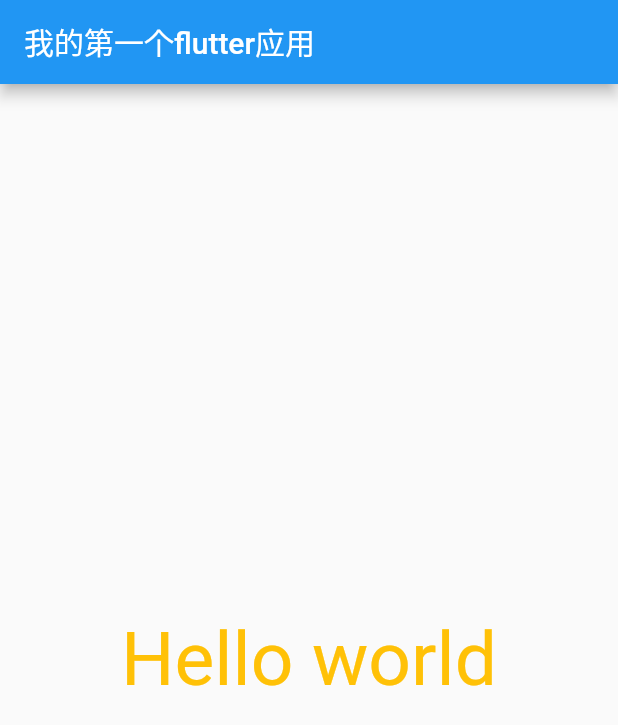
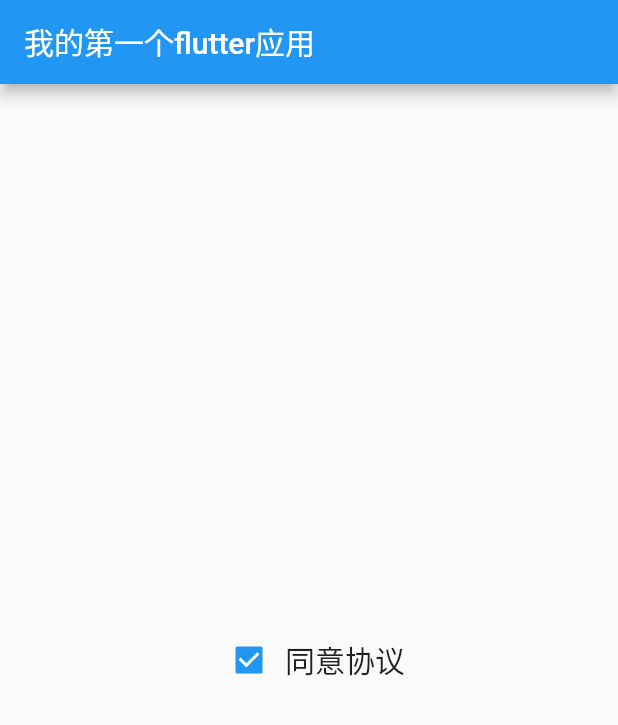
Before and after one commit to canlan527/flutter_learn, a Flutter app: the screen it shows after launch, on a phone screen of 412 x 824 dp. Shown: the top 725 px of the screen. Run offline on Flutter 3.47's test engine with Material 2 defaults, Android fonts, the phone set to English and light mode, and no system bars.

Commit message:
状态练习

```diff
--- /dev/null
+++ b/05_dart案例分析/hello_app2/lib/01_helloworld案例/02_helloworld案例02.dart
@@ -0,0 +1,34 @@
+import 'package:flutter/material.dart';
+
+void main(List<String> args) {
+  runApp(const MyApp());
+}
+
+class MyApp extends StatelessWidget {
+  const MyApp({super.key});
+
+  @override
+  Widget build(BuildContext context) {
+    return MaterialApp(
+      home: Scaffold(
+        appBar: AppBar(
+          title: const Text('我的第一个flutter应用'),
+        ),
+        body: const MyHomePage(),
+      ),
+    );
+  }
+}
+
+class MyHomePage extends StatelessWidget {
+  const MyHomePage({super.key});
+
+  @override
+  Widget build(BuildContext context) {
+    return const Center(
+        child: Text(
+      'Hello world',
+      style: TextStyle(color: Colors.amber, fontSize: 50),
+    ));
+  }
+}
--- a/05_dart案例分析/hello_app2/lib/main.dart
+++ b/05_dart案例分析/hello_app2/lib/main.dart
@@ -1,12 +1,10 @@
 import 'package:flutter/material.dart';
 
 void main(List<String> args) {
-  runApp(const MyApp());
+  runApp(MyApp());
 }
 
 class MyApp extends StatelessWidget {
-  const MyApp({super.key});
-
   @override
   Widget build(BuildContext context) {
     return MaterialApp(
@@ -14,21 +12,36 @@ class MyApp extends StatelessWidget {
         appBar: AppBar(
           title: const Text('我的第一个flutter应用'),
         ),
-        body: const MyHomePage(),
+        body: MyHomePage(),
       ),
     );
   }
 }
 
-class MyHomePage extends StatelessWidget {
-  const MyHomePage({super.key});
+class MyHomePage extends StatefulWidget {
+ @override
+  State<MyHomePage> createState() {
+    return HomePageState();
+  }
+}
 
+class HomePageState extends State<MyHomePage> {
+  bool flag = true;
   @override
   Widget build(BuildContext context) {
-    return const Center(
-        child: Text(
-      'Hello world',
-      style: TextStyle(color: Colors.amber, fontSize: 50),
+    return Center(
+      child: Row(
+        mainAxisAlignment: MainAxisAlignment.center,
+        children: <Widget>[
+          Checkbox(
+              value: flag,
+              onChanged: (value) {
+                setState(() {
+                  flag = value!;
+                });
+              }),
+          const Text('同意协议', style: TextStyle(fontSize: 20))
+      ],
     ));
   }
 }
```
